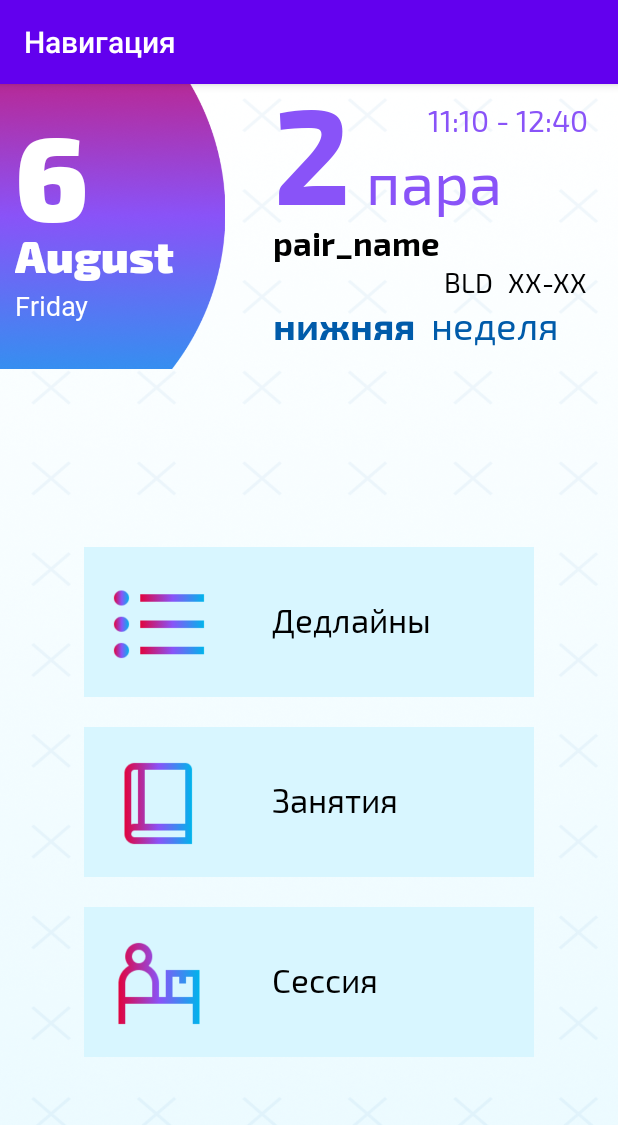
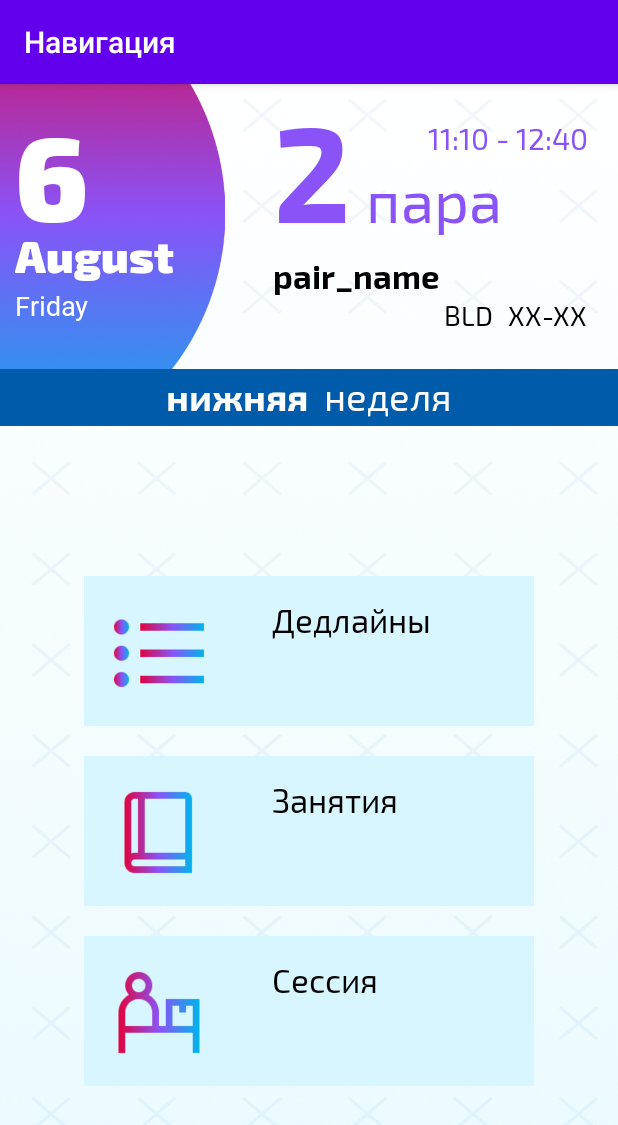
Before and after one commit to Cir2100/DeadSpace, an Android app: the screen it shows after launch (StartActivity), on a phone screen of 412 x 824 dp. Shown: the top 1125 px of the screen. Run offline under Robolectric (Android 15) with nearby library versions, the phone set to English and light mode, and no system bars; 1 statement that could not run was skipped.

Commit message:
Refactor start bar. Replace of week

```diff
--- a/app/src/main/res/layout/start_activity.xml
+++ b/app/src/main/res/layout/start_activity.xml
@@ -21,7 +21,7 @@
         android:layout_width="wrap_content"
         android:layout_height="wrap_content"
         android:orientation="vertical"
-        android:gravity="left"
+        android:gravity="start"
         android:layout_marginStart="10dp"
         android:layout_marginBottom="20dp"
         app:layout_constraintStart_toStartOf="@id/start_bar"
@@ -116,6 +116,7 @@
             android:layout_height="wrap_content"
             android:fontFamily="@font/exo_2_bold"
             android:text="pair_name"
+            android:layout_marginTop="10dp"
             android:textColor="@color/black"
             android:textSize="22sp" />
 
@@ -146,11 +147,19 @@
 
         </LinearLayout>
 
+    </LinearLayout>
+
     <LinearLayout
-            android:layout_width="wrap_content"
+        android:id="@+id/week"
+        android:layout_width="match_parent"
         android:layout_height="wrap_content"
         android:orientation="horizontal"
-            android:gravity="end">
+        android:gravity="center"
+        android:paddingVertical="2dp"
+        app:layout_constraintEnd_toEndOf="parent"
+        app:layout_constraintStart_toStartOf="parent"
+        app:layout_constraintTop_toBottomOf="@id/start_bar"
+        android:background="@color/suai_dark_blue">
 
         <TextView
             android:id="@+id/week_type_textview"
@@ -159,7 +168,7 @@
             android:fontFamily="@font/exo_2_bold"
             android:text="нижняя"
             android:textAlignment="textEnd"
-                android:textColor="@color/suai_dark_blue"
+            android:textColor="@color/white"
             android:textSize="25sp" />
 
         <TextView
@@ -170,13 +179,10 @@
             android:text="неделя"
             android:layout_marginStart="10dp"
             android:textAlignment="textEnd"
-                android:textColor="@color/suai_dark_blue"
+            android:textColor="@color/white"
             android:textSize="25sp" />
 
     </LinearLayout>
-    </LinearLayout>
-
-
 
     <LinearLayout
         android:layout_width="match_parent"
@@ -185,7 +191,7 @@
         android:orientation="vertical"
         app:layout_constraintEnd_toEndOf="parent"
         app:layout_constraintStart_toStartOf="parent"
-        app:layout_constraintTop_toBottomOf="@id/start_bar"
+        app:layout_constraintTop_toBottomOf="@id/week"
         app:layout_constraintBottom_toBottomOf="parent">
 
     <ImageButton
```
Lines whose indentation alone changed are shown as unchanged.
